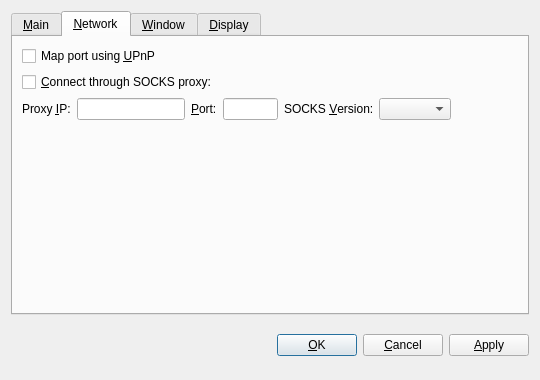
First picture: the form in src/qt/forms/optionsdialog.ui, repository AKKPP/ChessCoin032, before the edit.
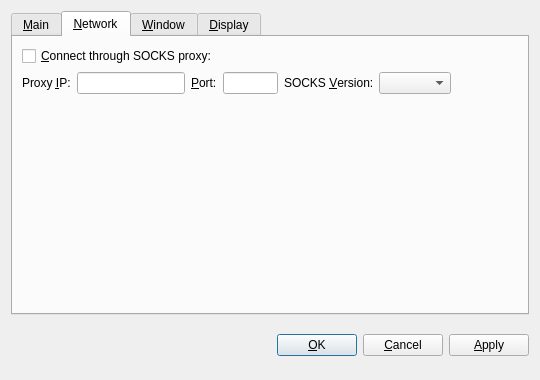
Second picture: the form after the edit. The open tabs and pages were chosen to show the change. Custom widgets are drawn as their Qt base class.

Commit message:
Remove UPNP support
The reason for removal of UPnP support is a security issue: http://talosintel.com/reports/TALOS-2015-0035/

What changed in the file:
```diff
--- a/src/qt/forms/optionsdialog.ui
+++ b/src/qt/forms/optionsdialog.ui
@@ -152,16 +152,6 @@
        <string>&amp;Network</string>
       </attribute>
       <layout class="QVBoxLayout" name="verticalLayout_Network">
-       <item>
-        <widget class="QCheckBox" name="mapPortUpnp">
-         <property name="toolTip">
-          <string>Automatically open the ChessCoin 0.32% client port on the router. This only works when your router supports UPnP and it is enabled.</string>
-         </property>
-         <property name="text">
-          <string>Map port using &amp;UPnP</string>
-         </property>
-        </widget>
-       </item>
        <item>
         <widget class="QCheckBox" name="connectSocks">
          <property name="toolTip">
```
The commit also changes 104 other files.
